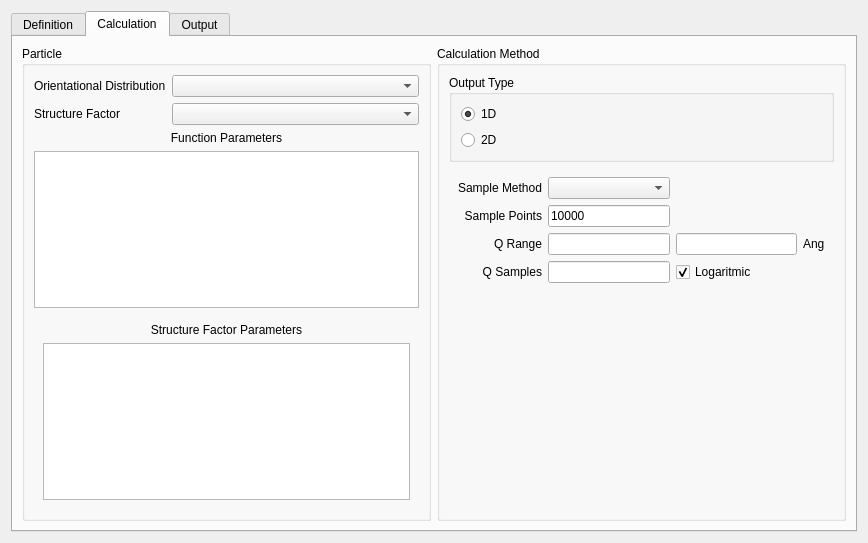
Above: src/sas/qtgui/Perspectives/ParticleEditor/UI/DesignWindowUI.ui from SasView/sasview before the change. Below: the same form after it.
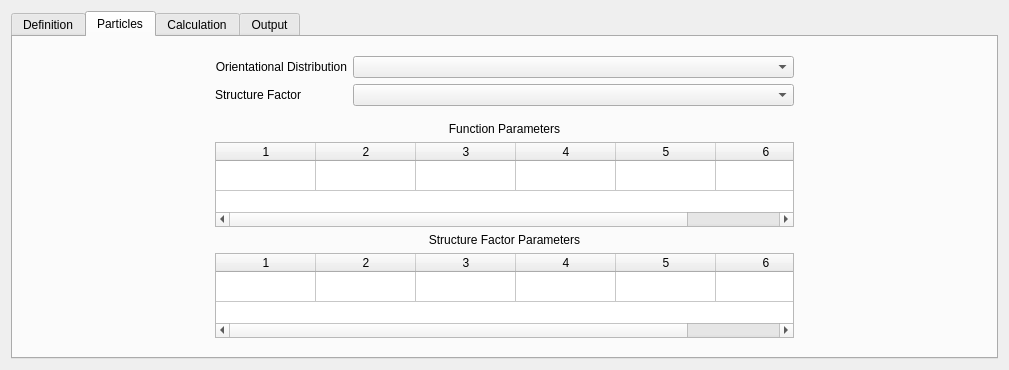
That is the form after the change. The open tabs and pages were chosen to show the change.

Patch:
```diff
--- a/src/sas/qtgui/Perspectives/ParticleEditor/UI/DesignWindowUI.ui
+++ b/src/sas/qtgui/Perspectives/ParticleEditor/UI/DesignWindowUI.ui
@@ -6,8 +6,8 @@
    <rect>
     <x>0</x>
     <y>0</y>
-    <width>868</width>
-    <height>543</height>
+    <width>1009</width>
+    <height>370</height>
    </rect>
   </property>
   <property name="windowTitle">
@@ -29,22 +29,48 @@
      </widget>
      <widget class="QWidget" name="calculationTab">
       <attribute name="title">
-       <string>Calculation</string>
+       <string>Particles</string>
       </attribute>
-      <layout class="QHBoxLayout" name="horizontalLayout_2">
+      <layout class="QVBoxLayout" name="verticalLayout_6">
        <item>
-        <widget class="QGroupBox" name="groupBox">
-         <property name="title">
-          <string>Particle</string>
+        <layout class="QHBoxLayout" name="horizontalLayout_5" stretch="1,3,1">
+         <property name="bottomMargin">
+          <number>0</number>
          </property>
-         <layout class="QVBoxLayout" name="verticalLayout">
+         <item>
+          <spacer name="horizontalSpacer_6">
+           <property name="orientation">
+            <enum>Qt::Horizontal</enum>
+           </property>
+           <property name="sizeHint" stdset="0">
+            <size>
+             <width>40</width>
+             <height>20</height>
+            </size>
+           </property>
+          </spacer>
+         </item>
+         <item>
+          <layout class="QVBoxLayout" name="verticalLayout_3">
+           <property name="bottomMargin">
+            <number>10</number>
+           </property>
           <item>
            <layout class="QFormLayout" name="formLayout">
+             <property name="topMargin">
+              <number>10</number>
+             </property>
+             <property name="bottomMargin">
+              <number>10</number>
+             </property>
             <item row="0" column="0">
              <widget class="QLabel" name="label_2">
               <property name="text">
                <string>Orientational Distribution</string>
               </property>
+               <property name="alignment">
+                <set>Qt::AlignRight|Qt::AlignTrailing|Qt::AlignVCenter</set>
+               </property>
              </widget>
             </item>
             <item row="0" column="1">
@@ -76,11 +102,25 @@
            </widget>
           </item>
           <item>
-           <widget class="QColumnView" name="columnView_2"/>
-          </item>
-          <item>
-           <widget class="QFrame" name="frame_5">
-            <layout class="QVBoxLayout" name="verticalLayout_4">
+            <widget class="QTableWidget" name="parametersTable">
+             <property name="rowCount">
+              <number>1</number>
+             </property>
+             <property name="columnCount">
+              <number>6</number>
+             </property>
+             <attribute name="verticalHeaderVisible">
+              <bool>false</bool>
+             </attribute>
+             <row/>
+             <column/>
+             <column/>
+             <column/>
+             <column/>
+             <column/>
+             <column/>
+            </widget>
+           </item>
              <item>
               <widget class="QLabel" name="label_6">
                <property name="text">
@@ -92,63 +132,87 @@
               </widget>
              </item>
              <item>
-              <widget class="QColumnView" name="columnView"/>
-             </item>
-            </layout>
-           </widget>
-          </item>
-         </layout>
-        </widget>
+            <widget class="QTableWidget" name="structureFactorParametersTable">
+             <property name="rowCount">
+              <number>1</number>
+             </property>
+             <property name="columnCount">
+              <number>6</number>
+             </property>
+             <attribute name="verticalHeaderVisible">
+              <bool>false</bool>
+             </attribute>
+             <row/>
+             <column/>
+             <column/>
+             <column/>
+             <column/>
+             <column/>
+             <column/>
+            </widget>
+           </item>
+          </layout>
+         </item>
+         <item>
+          <spacer name="horizontalSpacer_5">
+           <property name="orientation">
+            <enum>Qt::Horizontal</enum>
+           </property>
+           <property name="sizeHint" stdset="0">
+            <size>
+             <width>40</width>
+             <height>20</height>
+            </size>
+           </property>
+          </spacer>
+         </item>
+        </layout>
        </item>
+      </layout>
+     </widget>
+     <widget class="QWidget" name="tab">
+      <attribute name="title">
+       <string>Calculation</string>
+      </attribute>
+      <layout class="QVBoxLayout" name="verticalLayout">
        <item>
-        <widget class="QGroupBox" name="groupBox_2">
-         <property name="title">
-          <string>Calculation Method</string>
-         </property>
+        <widget class="QFrame" name="frame_2">
+         <layout class="QHBoxLayout" name="horizontalLayout_2">
+          <item>
+           <spacer name="horizontalSpacer_4">
+            <property name="orientation">
+             <enum>Qt::Horizontal</enum>
+            </property>
+            <property name="sizeHint" stdset="0">
+             <size>
+              <width>40</width>
+              <height>20</height>
+             </size>
+            </property>
+           </spacer>
+          </item>
+          <item>
          <layout class="QVBoxLayout" name="verticalLayout_2">
-          <item>
-           <widget class="QGroupBox" name="groupBox_4">
-            <property name="title">
-             <string>Output Type</string>
+            <property name="leftMargin">
+             <number>0</number>
             </property>
-            <layout class="QVBoxLayout" name="verticalLayout_3">
              <item>
-              <widget class="QRadioButton" name="output1D">
-               <property name="text">
-                <string>1D</string>
-               </property>
-               <property name="checked">
-                <bool>true</bool>
-               </property>
-              </widget>
-             </item>
-             <item>
-              <widget class="QRadioButton" name="output2D">
-               <property name="text">
-                <string>2D</string>
-               </property>
-              </widget>
-             </item>
-            </layout>
-           </widget>
+             <spacer name="verticalSpacer">
+              <property name="orientation">
+               <enum>Qt::Vertical</enum>
+              </property>
+              <property name="sizeHint" stdset="0">
+               <size>
+                <width>20</width>
+                <height>40</height>
+               </size>
+              </property>
+             </spacer>
           </item>
           <item>
            <widget class="QFrame" name="frame_3">
             <layout class="QGridLayout" name="gridLayout_2">
-             <item row="0" column="1">
-              <widget class="QComboBox" name="methodCombo"/>
-             </item>
-             <item row="0" column="0">
-              <widget class="QLabel" name="label_3">
-               <property name="text">
-                <string>Sample Method</string>
-               </property>
-               <property name="alignment">
-                <set>Qt::AlignRight|Qt::AlignTrailing|Qt::AlignVCenter</set>
-               </property>
-              </widget>
-             </item>
-             <item row="1" column="0">
+               <item row="2" column="0">
               <widget class="QLabel" name="label_4">
                <property name="text">
                 <string>Sample Points</string>
@@ -158,43 +222,75 @@
                </property>
               </widget>
              </item>
-             <item row="1" column="1">
+               <item row="2" column="1">
               <widget class="QLineEdit" name="nPoints">
                <property name="text">
                 <string>10000</string>
                </property>
               </widget>
              </item>
-             <item row="2" column="0">
+               <item row="3" column="0">
               <widget class="QLabel" name="label_8">
                <property name="text">
-                <string>Q Range</string>
+                  <string>Q Min</string>
                </property>
                <property name="alignment">
                 <set>Qt::AlignRight|Qt::AlignTrailing|Qt::AlignVCenter</set>
                </property>
               </widget>
              </item>
-             <item row="2" column="1">
-              <widget class="QLineEdit" name="lineEdit"/>
-             </item>
-             <item row="2" column="2">
-              <widget class="QLineEdit" name="lineEdit_2"/>
-             </item>
-             <item row="3" column="2">
-              <widget class="QCheckBox" name="useLogQ">
-               <property name="text">
-                <string>Logaritmic</string>
-               </property>
-               <property name="checked">
-                <bool>true</bool>
-               </property>
-              </widget>
-             </item>
              <item row="3" column="1">
-              <widget class="QLineEdit" name="qSamples"/>
-             </item>
-             <item row="3" column="0">
+                <widget class="QLineEdit" name="lineEdit">
+                 <property name="text">
+                  <string>0.001</string>
+                 </property>
+                </widget>
+               </item>
+               <item row="1" column="1">
+                <widget class="QComboBox" name="methodCombo"/>
+               </item>
+               <item row="1" column="0">
+                <widget class="QLabel" name="label_3">
+                 <property name="text">
+                  <string>Sample Method</string>
+                 </property>
+                 <property name="alignment">
+                  <set>Qt::AlignRight|Qt::AlignTrailing|Qt::AlignVCenter</set>
+                 </property>
+                </widget>
+               </item>
+               <item row="4" column="0">
+                <widget class="QLabel" name="label_11">
+                 <property name="text">
+                  <string>Q Max</string>
+                 </property>
+                 <property name="alignment">
+                  <set>Qt::AlignRight|Qt::AlignTrailing|Qt::AlignVCenter</set>
+                 </property>
+                </widget>
+               </item>
+               <item row="4" column="1">
+                <widget class="QLineEdit" name="lineEdit_2">
+                 <property name="text">
+                  <string>1.0</string>
+                 </property>
+                </widget>
+               </item>
+               <item row="4" column="2">
+                <widget class="QLabel" name="label_10">
+                 <property name="text">
+                  <string>Ang</string>
+                 </property>
+                </widget>
+               </item>
+               <item row="3" column="2">
+                <widget class="QLabel" name="label_9">
+                 <property name="text">
+                  <string>Ang</string>
+                 </property>
+                </widget>
+               </item>
+               <item row="5" column="0">
               <widget class="QLabel" name="label_7">
                <property name="text">
                 <string>Q Samples</string>
@@ -204,18 +300,72 @@
                </property>
               </widget>
              </item>
-             <item row="2" column="3">
-              <widget class="QLabel" name="label_9">
+               <item row="5" column="1">
+                <widget class="QLineEdit" name="qSamples">
                <property name="text">
-                <string>Ang</string>
+                  <string>100</string>
                </property>
               </widget>
              </item>
-            </layout>
-           </widget>
-          </item>
+               <item row="6" column="1">
+                <widget class="QCheckBox" name="useLogQ">
+                 <property name="text">
+                  <string>Logaritmic</string>
+                 </property>
+                 <property name="checked">
+                  <bool>true</bool>
+                 </property>
+                </widget>
+               </item>
+               <item row="7" column="1">
+                <widget class="QLabel" name="label_12">
+                 <property name="text">
+                  <string>Estimated Time: 7 Units</string>
+                 </property>
+                 <property name="alignment">
+                  <set>Qt::AlignCenter</set>
+                 </property>
+                </widget>
+               </item>
+               <item row="0" column="1">
+                <layout class="QHBoxLayout" name="horizontalLayout">
+                 <property name="bottomMargin">
+                  <number>0</number>
+                 </property>
+                 <item>
+                  <widget class="QRadioButton" name="output1D">
+                   <property name="text">
+                    <string>1D</string>
+                   </property>
+                   <property name="checked">
+                    <bool>true</bool>
+                   </property>
+                  </widget>
+                 </item>
+                 <item>
+                  <widget class="QRadioButton" name="output2D">
+                   <property name="text">
+                    <string>2D</string>
+                   </property>
+                  </widget>
+                 </item>
+                </layout>
+               </item>
+               <item row="0" column="0">
+                <widget class="QLabel" name="label_13">
+                 <property name="text">
+                  <string>Output Type</string>
+                 </property>
+                 <property name="alignment">
+                  <set>Qt::AlignRight|Qt::AlignTrailing|Qt::AlignVCenter</set>
+                 </property>
+                </widget>
+               </item>
+              </layout>
+             </widget>
+            </item>
           <item>
-           <spacer name="verticalSpacer">
+             <spacer name="verticalSpacer_2">
             <property name="orientation">
              <enum>Qt::Vertical</enum>
             </property>
@@ -223,6 +373,21 @@
              <size>
               <width>20</width>
               <height>40</height>
+               </size>
+              </property>
+             </spacer>
+            </item>
+           </layout>
+          </item>
+          <item>
+           <spacer name="horizontalSpacer">
+            <property name="orientation">
+             <enum>Qt::Horizontal</enum>
+            </property>
+            <property name="sizeHint" stdset="0">
+             <size>
+              <width>40</width>
+              <height>20</height>
              </size>
             </property>
            </spacer>
```
Left out of the diff: 11 changed lines with no effect on the pictures. Lines whose indentation alone changed are shown as unchanged.
